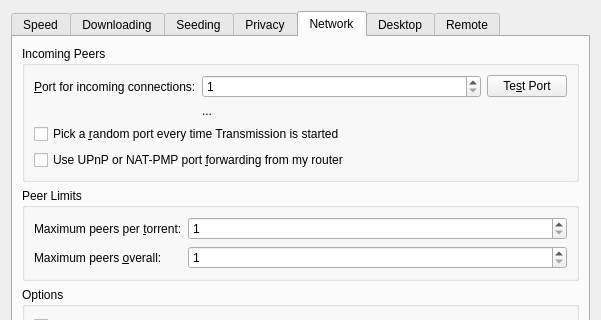
Old version of the form qt/PrefsDialog.ui in the repository retransmission/retransmission; both pictures show x 0 to 601 and y 0 to 320 of the 601 by 657 pixel window.
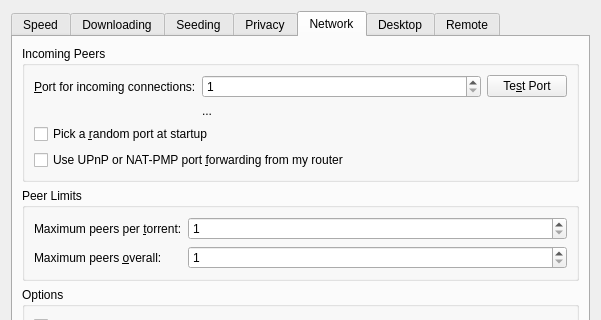
New version of the form. The open tabs and pages were chosen to show the change. Icons and pictures are not drawn. Custom widgets are drawn as their Qt base class.

Commit message:
chore: drop the app name from the random-port checkbox
GTK and Qt hard-coded "Transmission", which is the wrong name for this
app, and macOS worded the same checkbox differently. The shared
wording names no app, so the catalog can carry one entry for all
three clients. The mnemonic stays on "r".

```diff
--- a/qt/PrefsDialog.ui
+++ b/qt/PrefsDialog.ui
@@ -694,7 +694,7 @@
           <item row="2" column="0" colspan="3">
            <widget class="QCheckBox" name="randomPeerPortCheck">
             <property name="text">
-             <string>Pick a &amp;random port every time Transmission is started</string>
+             <string>Pick a &amp;random port at startup</string>
             </property>
            </widget>
           </item>
```
The commit also changes 3 other files.
